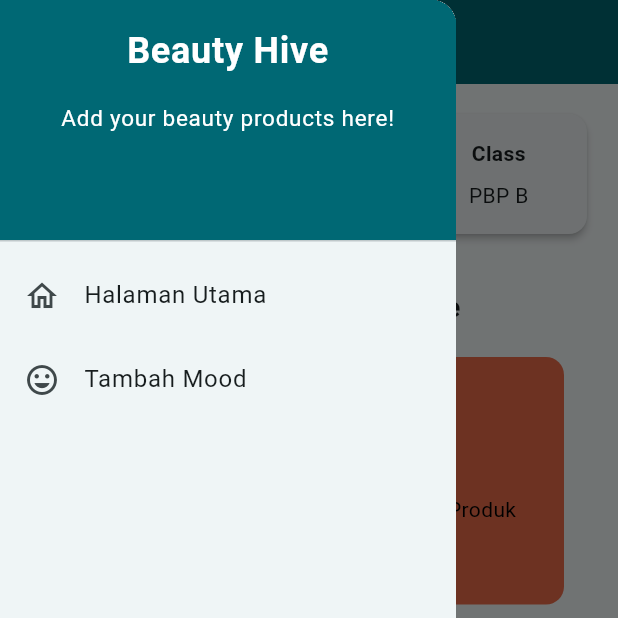
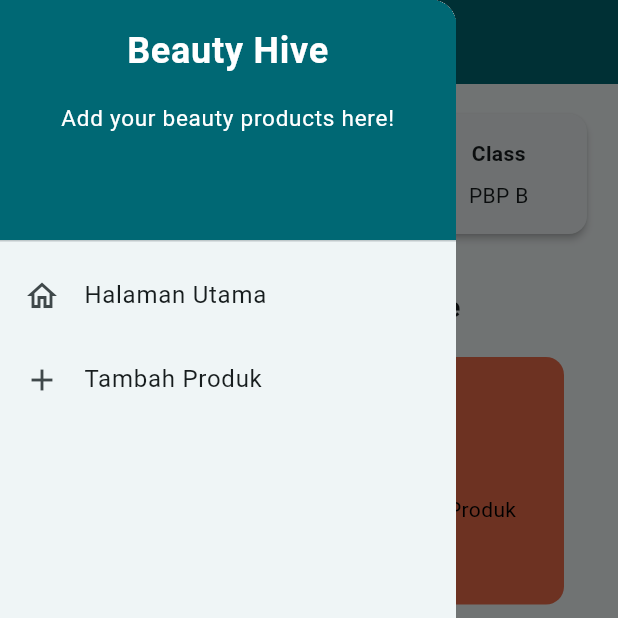
Before and after one commit to dhaniatiara/beauty-hive-mobile, a Flutter app: the screen it shows after launch, with the side drawer open, on a phone screen of 412 x 824 dp, the top half of it. Run offline on Flutter 3.47's test engine with Material 3 defaults, Android fonts, the phone set to English and light mode, and no system bars.

Commit message:
edited icon and text in left drawer

```diff
--- a/lib/widgets/left_drawer.dart
+++ b/lib/widgets/left_drawer.dart
@@ -54,8 +54,8 @@ class LeftDrawer extends StatelessWidget {
           ),
 
           ListTile(
-            leading: const Icon(Icons.mood),
-            title: const Text('Tambah Mood'),
+            leading: const Icon(Icons.add),
+            title: const Text('Tambah Produk'),
             onTap: () {
               Navigator.push(
                 context,
```
